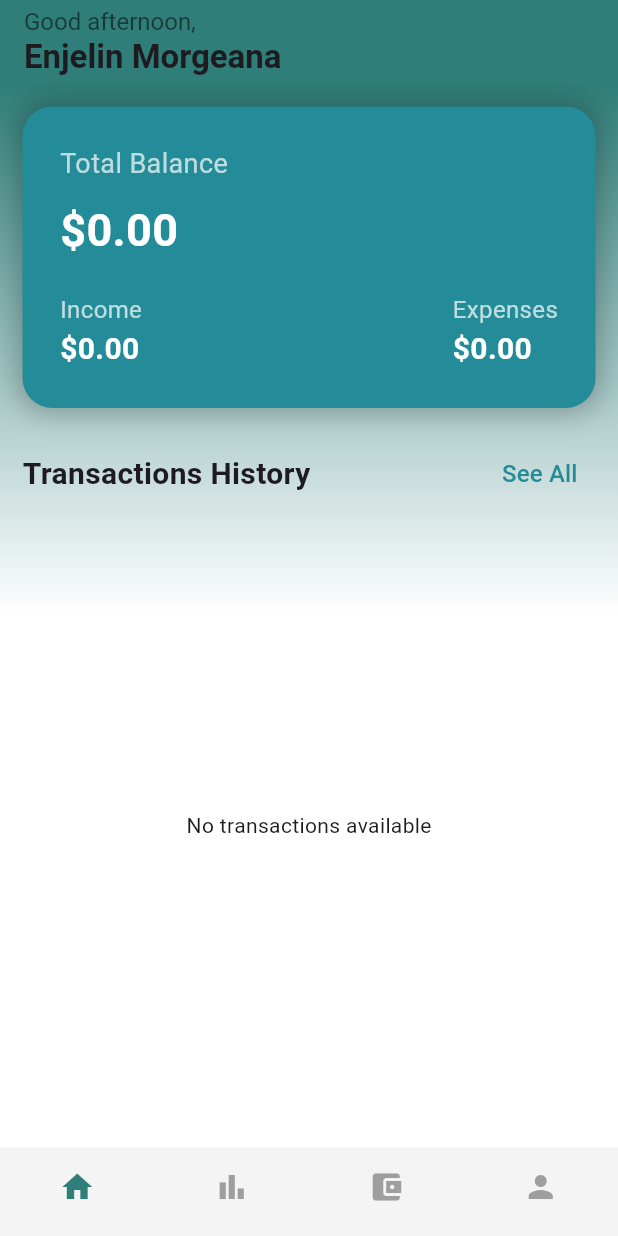
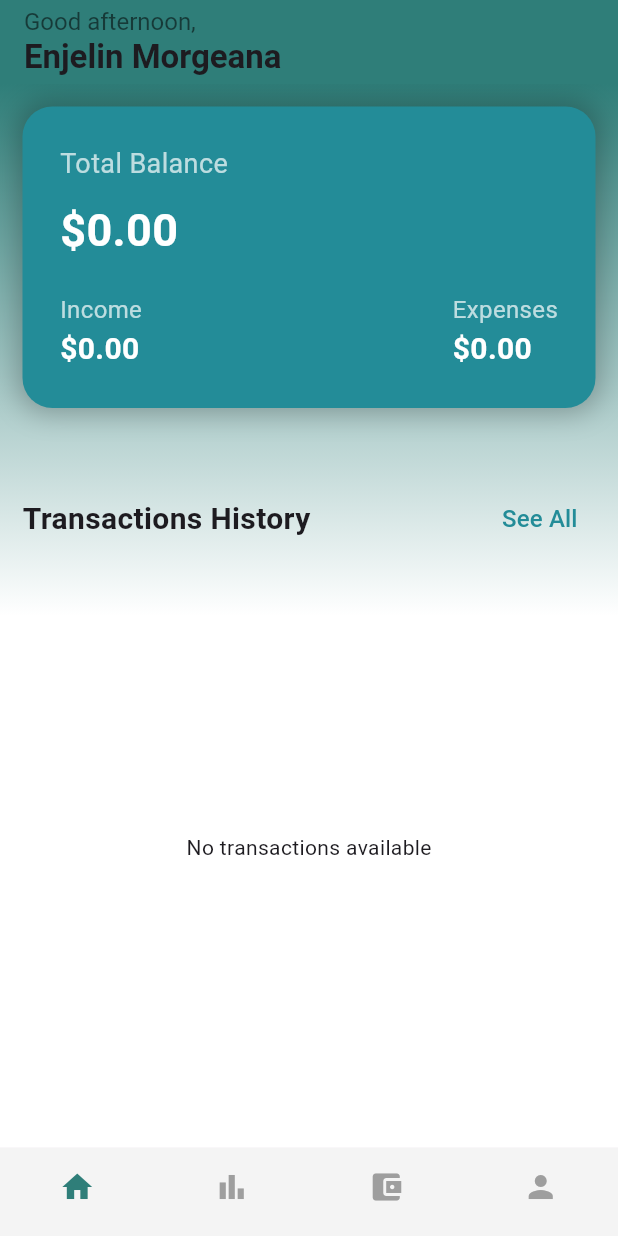
Before and after one commit to adhilfouzi/xpenso, a Flutter app: the screen it shows after launch, on a phone screen of 412 x 824 dp. Run offline on Flutter 3.47's test engine with Material 3 defaults, Android fonts, the phone set to English and light mode, and no system bars; our stand-ins replace flutter_keyboard_visibility, hive_ce; accounts and stored records are empty.

Commit message:
refactor home screen layout; remove balance provider, add wallet screen, and enhance transaction history display

```diff
--- a/lib/ui/screens/center/bottom_bar.dart
+++ b/lib/ui/screens/center/bottom_bar.dart
@@ -2,6 +2,7 @@ import 'package:flutter/material.dart';
 import '../../../core/colors.dart';
 import '../home/add_transaction_screen.dart';
 import '../home/home_screen.dart';
+import '../home/wallet_screen.dart';
 
 class BottomBar extends StatefulWidget {
   const BottomBar({super.key});
@@ -19,7 +20,7 @@ class _BottomBarState extends State<BottomBar>
   static const List<Widget> _widgetOptions = <Widget>[
     HomeScreen(),
     AddTransactionScreen(),
-    HomeScreen(),
+    WalletScreen(),
     HomeScreen(),
   ];
 
--- a/lib/ui/screens/home/home_screen.dart
+++ b/lib/ui/screens/home/home_screen.dart
@@ -13,19 +13,7 @@ class HomeScreen extends StatelessWidget {
     return Scaffold(
       extendBodyBehindAppBar: false,
       appBar: const HeaderWidget(),
-      body: HomeScreenBody(),
-    );
-  }
-}
-
-class HomeScreenBody extends StatelessWidget {
-  const HomeScreenBody({super.key});
-
-  @override
-  Widget build(BuildContext context) {
-    // final transactionProvider =
-    //     Provider.of<TransactionProvider>(context, listen: false);
-    return Container(
+      body: Container(
           decoration: const BoxDecoration(
             gradient: LinearGradient(
               colors: [MyColors.primary, Colors.white],
@@ -33,7 +21,25 @@ class HomeScreenBody extends StatelessWidget {
               end: Alignment.center,
             ),
           ),
-      child: FutureBuilder(
+          child: Column(
+            children: [
+              Padding(
+                padding: const EdgeInsets.all(15),
+                child: const BalanceCardWidget(),
+              ),
+              Expanded(child: TransactionHistory()),
+            ],
+          )),
+    );
+  }
+}
+
+class TransactionHistory extends StatelessWidget {
+  const TransactionHistory({super.key});
+
+  @override
+  Widget build(BuildContext context) {
+    return FutureBuilder(
       future: TransactionProvider().init(),
       builder: (context, snapshot) {
         if (snapshot.connectionState == ConnectionState.waiting) {
@@ -43,17 +49,56 @@ class HomeScreenBody extends StatelessWidget {
           builder: (context, provider, child) {
             return Padding(
               padding: const EdgeInsets.all(15),
+              child: Expanded(
+                child: Padding(
+                  padding: const EdgeInsets.only(top: 20),
                   child: Column(
+                    crossAxisAlignment: CrossAxisAlignment.start,
                     children: [
-                    const BalanceCardWidget(),
-                    Expanded(child: TransactionHistoryWidget(provider)),
+                      Row(
+                        mainAxisAlignment: MainAxisAlignment.spaceBetween,
+                        children: [
+                          const Text('Transactions History',
+                              style: TextStyle(
+                                  fontSize: 20, fontWeight: FontWeight.bold)),
+                          TextButton(
+                            onPressed: () {},
+                            child: const Text('See All',
+                                style: TextStyle(
+                                    color: Color(0xFF238C98), fontSize: 16)),
+                          ),
                         ],
+                      ),
+                      const SizedBox(height: 10),
+                      Expanded(
+                        child: provider.transactions.isEmpty
+                            ? const Center(
+                                child: Text("No transactions available"))
+                            : ListView.builder(
+                                itemCount: provider.transactions.length,
+                                itemBuilder: (context, index) {
+                                  final transaction =
+                                      provider.transactions[index];
+                                  return TransactionTileWidget(
+                                    title: transaction.title,
+                                    subtitle:
+                                        transaction.date.toIso8601String(),
+                                    amount: transaction.amount,
+                                    isIncome: transaction.type ==
+                                        TransactionType.income,
+                                    assetPath: Images.profile[index % 10],
+                                  );
+                                },
+                              ),
+                      ),
+                    ],
+                  ),
+                ),
               ),
             );
           },
         );
       },
-      ),
     );
   }
 }
@@ -141,55 +186,6 @@ class BalanceCardWidget extends StatelessWidget {
   }
 }
 
-class TransactionHistoryWidget extends StatelessWidget {
-  final TransactionProvider transactionProvider;
-
-  const TransactionHistoryWidget(this.transactionProvider, {super.key});
-
-  @override
-  Widget build(BuildContext context) {
-    return Padding(
-      padding: const EdgeInsets.only(top: 20),
-      child: Column(
-        crossAxisAlignment: CrossAxisAlignment.start,
-        children: [
-          Row(
-            mainAxisAlignment: MainAxisAlignment.spaceBetween,
-            children: [
-              const Text('Transactions History',
-                  style: TextStyle(fontSize: 20, fontWeight: FontWeight.bold)),
-              TextButton(
-                onPressed: () {},
-                child: const Text('See All',
-                    style: TextStyle(color: Color(0xFF238C98), fontSize: 16)),
-              ),
-            ],
-          ),
-          const SizedBox(height: 10),
-          Expanded(
-            child: transactionProvider.transactions.isEmpty
-                ? const Center(child: Text("No transactions available"))
-                : ListView.builder(
-                    itemCount: transactionProvider.transactions.length,
-                    itemBuilder: (context, index) {
-                      final transaction =
-                          transactionProvider.transactions[index];
-                      return TransactionTileWidget(
-                        title: transaction.title,
-                        subtitle: transaction.date.toIso8601String(),
-                        amount: transaction.amount,
-                        isIncome: transaction.type == TransactionType.income,
-                        assetPath: Images.profile[index % 10],
-                      );
-                    },
-                  ),
-          ),
-        ],
-      ),
-    );
-  }
-}
-
 class TransactionTileWidget extends StatelessWidget {
   final String title;
   final String subtitle;
```
Also changed, not shown: lib/ui/screens/home/wallet_screen.dart (added, +94 -0 lines), lib/providers/balance_provider.dart (deleted). Lines whose indentation alone changed are shown as unchanged.
